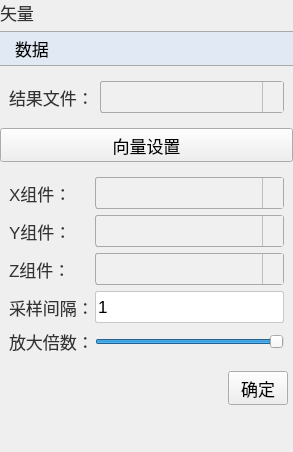
Qt form plugins/Base_PostProcessing/VectorSettingWidget.ui (asd977/base_cae) before a commit.
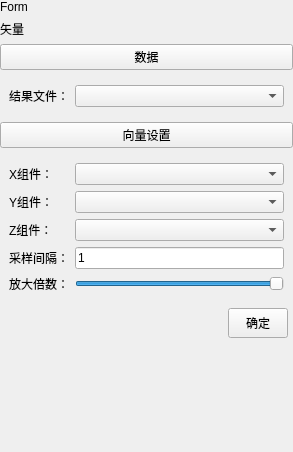
The same form after that commit. Icons and pictures are not drawn.

Commit message: fix(ui): place verticalSpacer at page root layout end

What changed in the file:
```diff
--- a/plugins/Base_PostProcessing/VectorSettingWidget.ui
+++ b/plugins/Base_PostProcessing/VectorSettingWidget.ui
@@ -13,104 +13,6 @@
   <property name="windowTitle">
    <string>Form</string>
   </property>
-  <property name="styleSheet">
-   <string notr="true">QWidget{
-font-family: &quot;Microsoft YaHei&quot;, &quot;微软雅黑&quot;;
-}
-QPushButton {
-    font-size: 17px;
-    min-height: 32px;
-}
-QPushButton#pushButton {
-    background-color: rgb(224, 233, 244);
-    border-width: 1px;
-    border-color: rgb(121, 121, 121);
-    border-style: solid;
-    min-height: 33px;
-    border-top: 1px solid rgb(169, 169, 169);
-    border-bottom: 1px solid rgb(169, 169, 169);
-    border-left: none;
-    border-right: none;
-    text-align: left;
-    padding-left: 15px;
-    font-size: 17px;
-}
-QLabel {
-    font-size: 17px;
-    color: rgb(51, 51, 51);
-}
-QLabel#pageNameLabel {
-    font-size: 20px;
-    padding-left: 9px;
-    color: rgb(53, 103, 147);
-}
-QLineEdit, QTextEdit, QPlainTextEdit, QSpinBox, QDoubleSpinBox, QDateTimeEdit {
-    border: 1px solid rgb(200, 200, 200);
-    border-radius: 2px;
-    font-size: 17px;
-    min-height: 30px;
-}
-QLineEdit:focus, QTextEdit:focus, QPlainTextEdit:focus,
-QSpinBox:focus, QDoubleSpinBox:focus, QDateTimeEdit:focus {
-    border-color: rgb(100, 100, 255);
-    outline: none;
-}
-QComboBox {
-    font-size: 17px;
-    color: rgb(51, 51, 51);
-    padding-left: 6px;
-    background: rgb(240, 240, 240);
-    border: 1px solid rgb(169, 169, 169);
-    border-radius: 3px;
-    min-height: 30px;
-}
-QComboBox::drop-down {
-    subcontrol-origin: padding;
-    subcontrol-position: top right;
-    width: 20px;
-    background: rgb(240, 240, 240);
-    border-left: 1px solid rgb(190, 190, 190);
-}
-QComboBox::down-arrow {
-    image: url(:/resources/arrow_down_drawn.svg);
-    width: 12px;
-    height: 12px;
-}
-QSpinBox::up-button, QDoubleSpinBox::up-button {
-    subcontrol-origin: border;
-    subcontrol-position: top right;
-    width: 18px;
-    border-left: 1px solid rgb(190, 190, 190);
-    border-bottom: 1px solid rgb(210, 210, 210);
-    background: rgb(240, 240, 240);
-}
-QSpinBox::down-button, QDoubleSpinBox::down-button {
-    subcontrol-origin: border;
-    subcontrol-position: bottom right;
-    width: 18px;
-    border-left: 1px solid rgb(190, 190, 190);
-    background: rgb(240, 240, 240);
-}
-QSpinBox::up-arrow, QDoubleSpinBox::up-arrow {
-    image: url(:/resources/arrow_up_drawn.svg);
-    width: 10px;
-    height: 10px;
-}
-QSpinBox::down-arrow, QDoubleSpinBox::down-arrow {
-    image: url(:/resources/arrow_down_drawn.svg);
-    width: 10px;
-    height: 10px;
-}
-QRadioButton, QCheckBox, QGroupBox {
-    font-size: 17px;
-}
-QTableWidget, QTreeWidget, QListWidget {
-    font-size: 16px;
-    gridline-color: rgb(210, 210, 210);
-}
-
-</string>
-  </property>
   <layout class="QVBoxLayout" name="verticalLayout">
    <property name="leftMargin">
     <number>0</number>
@@ -124,7 +26,14 @@
    <property name="bottomMargin">
     <number>0</number>
    </property>
-   <item>
+      <item>
+    <widget class="QLabel" name="pageNameLabel">
+     <property name="text">
+      <string>Form</string>
+     </property>
+    </widget>
+   </item>
+<item>
     <widget class="QLabel" name="label">
      <property name="sizePolicy">
       <sizepolicy hsizetype="Preferred" vsizetype="Maximum">
@@ -358,7 +267,20 @@
      </property>
     </spacer>
    </item>
-  </layout>
+  <item>
+    <spacer name="verticalSpacer">
+     <property name="orientation">
+      <enum>Qt::Vertical</enum>
+     </property>
+     <property name="sizeHint" stdset="0">
+      <size>
+       <width>20</width>
+       <height>40</height>
+      </size>
+     </property>
+    </spacer>
+   </item>
+</layout>
  </widget>
  <resources/>
  <connections/>
```
Left out of the diff: 16 changed lines with no effect on the pictures. The commit also changes 45 other files.
